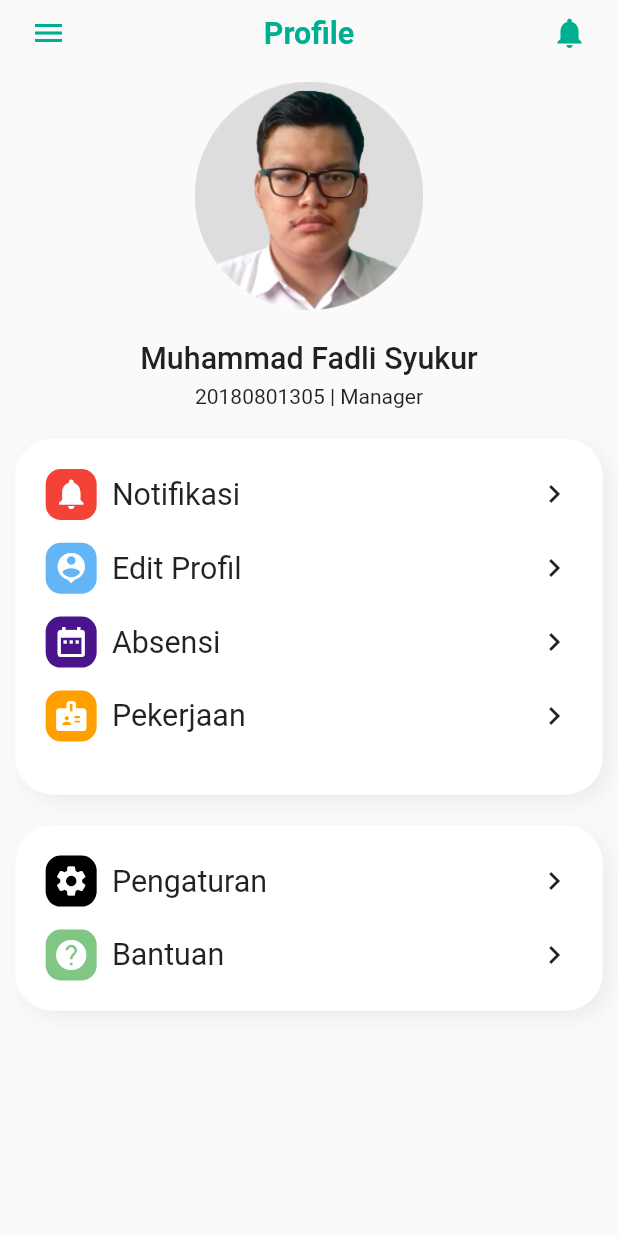
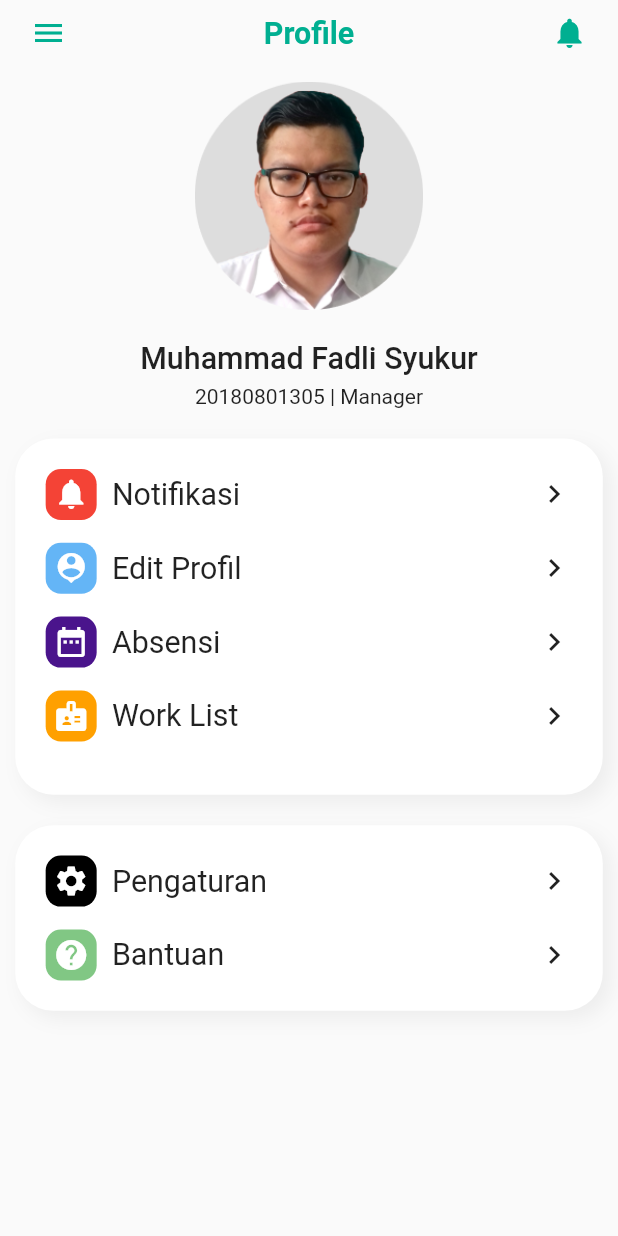
Before and after one commit to MuhammadFadliSyukur/syncrhonize, a Flutter app: the ProfilePage screen opened directly, on a phone screen of 412 x 824 dp. Run offline on Flutter 3.47's test engine with Material 2 defaults, Android fonts, the phone set to English and light mode, and no system bars; our stand-ins replace flutter_screenutil.

Commit message:
menambahkan tile work list pada profil page

```diff
--- a/lib/pages/profile_page.dart
+++ b/lib/pages/profile_page.dart
@@ -84,7 +84,7 @@ class ProfilePage extends StatelessWidget {
                     SizedBox(height: 15.h),
                     ProfileTile(
                       icon: Icons.badge,
-                      title: 'Pekerjaan',
+                      title: 'Work List',
                       color: Colors.amber[700],
                     ),
                     SizedBox(height: 15.h),
```
